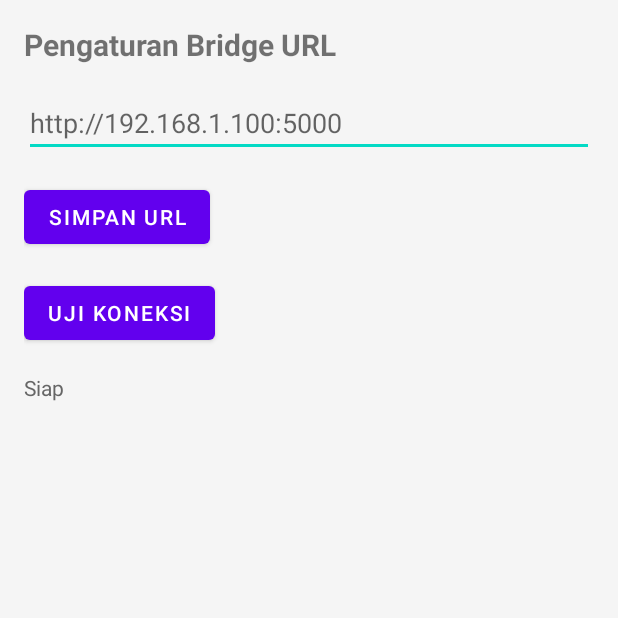
After one commit to sitiaminah02071980-prog/AITradingMT5, an Android app: the SettingsActivity screen opened directly, with no data from a screen before it, on a phone screen of 412 x 824 dp, the top half of it. The commit adds this screen. Run offline under Robolectric (Android 15) with nearby library versions, the phone set to English and light mode, and no system bars; 2 statements that could not run were skipped.

Commit message:
feat: add bridge URL settings in Android app with SharedPreferences + AI analysis field (batch 2)

```diff
--- a/android_app/app/src/main/AndroidManifest.xml
+++ b/android_app/app/src/main/AndroidManifest.xml
@@ -26,6 +26,11 @@
             </intent-filter>
         </activity>
 
+        <activity
+            android:name=".SettingsActivity"
+            android:exported="false"
+            android:theme="@style/Theme.AITradingMT5" />
+
     </application>
 
 </manifest>
--- /dev/null
+++ b/android_app/app/src/main/java/com/mausbot/aitradingmt5/SettingsActivity.kt
@@ -0,0 +1,89 @@
+package com.mausbot.aitradingmt5
+
+import android.os.Bundle
+import android.widget.Button
+import android.widget.EditText
+import android.widget.TextView
+import android.widget.Toast
+import androidx.appcompat.app.AppCompatActivity
+
+class SettingsActivity : AppCompatActivity() {
+
+    private lateinit var etBridgeUrl: EditText
+    private lateinit var tvStatus: TextView
+    private lateinit var btnSave: Button
+    private lateinit var btnTest: Button
+
+    override fun onCreate(savedInstanceState: Bundle?) {
+        super.onCreate(savedInstanceState)
+        setContentView(R.layout.activity_settings)
+
+        etBridgeUrl = findViewById(R.id.etBridgeUrl)
+        tvStatus = findViewById(R.id.tvStatus)
+        btnSave = findViewById(R.id.btnSave)
+        btnTest = findViewById(R.id.btnTest)
+
+        // Muat URL yang tersimpan
+        val savedUrl = MT5Service.getSavedBridgeUrl()
+        etBridgeUrl.setText(savedUrl)
+
+        btnSave.setOnClickListener {
+            val url = etBridgeUrl.text.toString().trim()
+            if (url.isNotEmpty()) {
+                MT5Service.init(applicationContext)
+                MT5Service.setBridgeUrl(url)
+                tvStatus.text = "URL disimpan: $url"
+                tvStatus.setTextColor(android.graphics.Color.GREEN)
+                Toast.makeText(this, "Bridge URL disimpan", Toast.LENGTH_SHORT).show()
+            } else {
+                Toast.makeText(this, "URL tidak boleh kosong", Toast.LENGTH_SHORT).show()
+            }
+        }
+
+        btnTest.setOnClickListener {
+            val url = etBridgeUrl.text.toString().trim()
+            if (url.isNotEmpty()) {
+                testConnection(url)
+            } else {
+                Toast.makeText(this, "Masukkan URL terlebih dahulu", Toast.LENGTH_SHORT).show()
+            }
+        }
+    }
+
+    private fun testConnection(url: String) {
+        // Sederhana: coba ping endpoint /health
+        android.os.Handler(android.os.Looper.getMainLooper()).postDelayed({
+            tvStatus.text = "Menguji koneksi..."
+            tvStatus.setTextColor(android.graphics.Color.YELLOW)
+        }, 100)
+
+        val thread = java.lang.Thread {
+            try {
+                val urlObj = java.net.URL("$url/health")
+                val conn = urlObj.openConnection() as java.net.HttpURLConnection
+                conn.requestMethod = "GET"
+                conn.connectTimeout = 5000
+                conn.readTimeout = 5000
+                val code = conn.responseCode
+
+                android.os.Handler(android.os.Looper.getMainLooper()).post {
+                    if (code == 200) {
+                        tvStatus.text = "Koneksi OK (status: $code)"
+                        tvStatus.setTextColor(android.graphics.Color.GREEN)
+                        Toast.makeText(this@SettingsActivity, "Bridge terhubung!", Toast.LENGTH_SHORT).show()
+                    } else {
+                        tvStatus.text = "Koneksi gagal (status: $code)"
+                        tvStatus.setTextColor(android.graphics.Color.RED)
+                    }
+                }
+            } catch (e: Exception) {
+                android.os.Handler(android.os.Looper.getMainLooper()).post {
+                    tvStatus.text = "Koneksi gagal: ${e.message}"
+                    tvStatus.setTextColor(android.graphics.Color.RED)
+                    Toast.makeText(this@SettingsActivity, "Bridge tidak terhubung", Toast.LENGTH_SHORT).show()
+                }
+            }
+        }
+        thread.start()
+    }
+}
--- a/android_app/app/src/main/java/com/mausbot/aitradingmt5/models/TradeSignal.kt
+++ b/android_app/app/src/main/java/com/mausbot/aitradingmt5/models/TradeSignal.kt
@@ -7,5 +7,6 @@ data class TradeSignal(
     val bidHigh: Double = 0.0,
     val bidLow: Double = 0.0,
     val reason: String = "",
-    val lotSize: Double = 0.01
+    val lotSize: Double = 0.01,
+    val aiAnalysis: String = ""
 )
--- /dev/null
+++ b/android_app/app/src/main/res/layout/activity_settings.xml
@@ -0,0 +1,49 @@
+<?xml version="1.0" encoding="utf-8"?>
+<LinearLayout xmlns:android="http://schemas.android.com/apk/res/android"
+    xmlns:app="http://schemas.android.com/apk/res-auto"
+    xmlns:tools="http://schemas.android.com/tools"
+    android:layout_width="match_parent"
+    android:layout_height="match_parent"
+    android:orientation="vertical"
+    android:padding="16dp"
+    tools:context=".SettingsActivity">
+
+    <TextView
+        android:layout_width="match_parent"
+        android:layout_height="wrap_content"
+        android:text="Pengaturan Bridge URL"
+        android:textSize="20sp"
+        android:textStyle="bold"
+        android:layout_marginBottom="16dp" />
+
+    <EditText
+        android:id="@+id/etBridgeUrl"
+        android:layout_width="match_parent"
+        android:layout_height="wrap_content"
+        android:hint="http://192.168.1.100:5000"
+        android:inputType="textUri"
+        android:layout_marginBottom="16dp" />
+
+    <Button
+        android:id="@+id/btnSave"
+        android:layout_width="wrap_content"
+        android:layout_height="wrap_content"
+        android:text="Simpan URL"
+        android:layout_marginBottom="16dp" />
+
+    <Button
+        android:id="@+id/btnTest"
+        android:layout_width="wrap_content"
+        android:layout_height="wrap_content"
+        android:text="Uji Koneksi"
+        android:layout_marginBottom="16dp" />
+
+    <TextView
+        android:id="@+id/tvStatus"
+        android:layout_width="match_parent"
+        android:layout_height="wrap_content"
+        android:text="Siap"
+        android:textSize="14sp"
+        android:textColor="#666666" />
+
+</LinearLayout>
--- a/android_app/app/src/main/res/values/strings.xml
+++ b/android_app/app/src/main/res/values/strings.xml
@@ -2,4 +2,8 @@
     <string name="app_name">AI Trading MT5</string>
     <string name="subtitle_assets">Daftar Simbol Crypto</string>
     <string name="subtitle_signals">Sinyal Trading</string>
+    <string name="settings_title">Pengaturan</string>
+    <string name="bridge_url_label">Bridge URL</string>
+    <string name="save_button">Simpan</string>
+    <string name="test_button">Uji Koneksi</string>
 </resources>
```
Also changed, not shown: android_app/app/src/main/java/com/mausbot/aitradingmt5/MT5Service.kt (+38 -7 lines), android_app/app/src/main/java/com/mausbot/aitradingmt5/ui/AssetAdapter.kt (+14 -8 lines), android_app/app/src/main/res/layout/item_signal.xml (+13 -4 lines).
